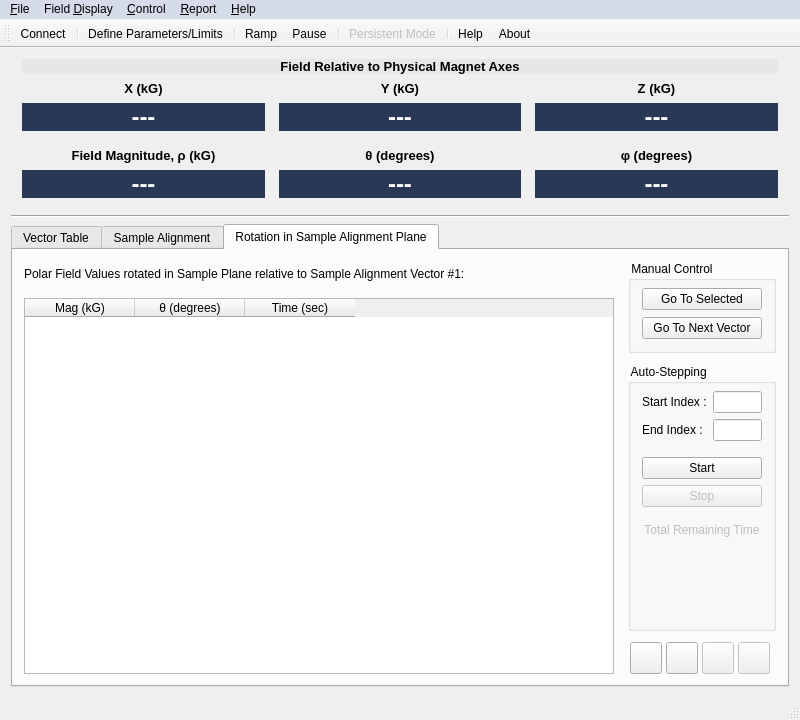
This is Multi-Axis-Operation/multiaxisoperation.ui in American-Magnetics-Inc/multi-axis-operation as Qt 5 draws it before an edit. The edited form follows.
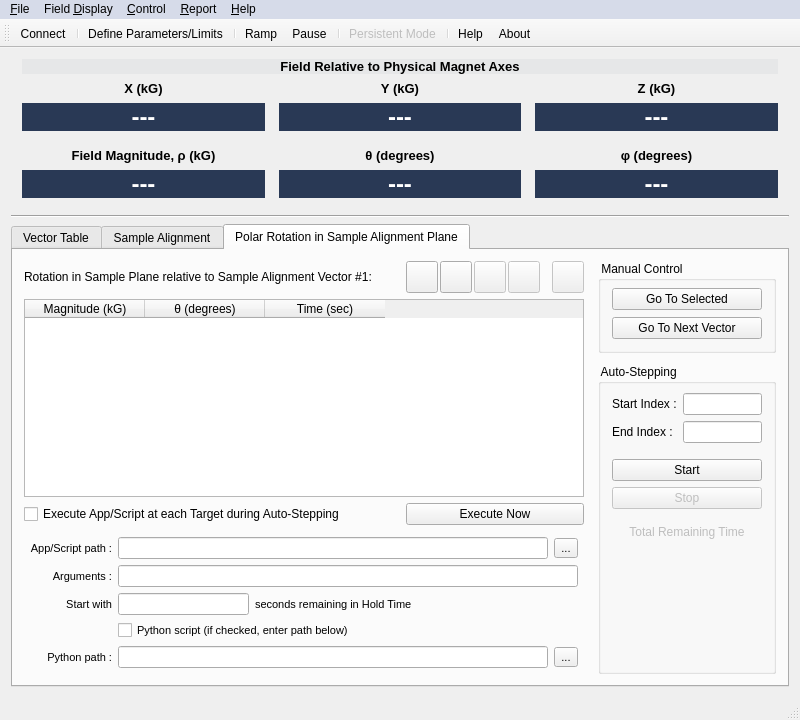
This is the edited form. The open tabs and pages were chosen to show the change. Icons and pictures are not drawn. Custom widgets are drawn as their Qt base class.

Commit message: • New Enter Persistence feature on each target vector for switched magnets • New external app/script execution option for each target vector • New Options (Preferences) dialog for control of some app-wide settings • Bug fixes for re-importing vector and polar tables previously exported to CSV format

The edit to the form file:
```diff
--- a/Multi-Axis-Operation/multiaxisoperation.ui
+++ b/Multi-Axis-Operation/multiaxisoperation.ui
@@ -499,6 +499,12 @@
     </item>
     <item>
      <widget class="QTabWidget" name="mainTabWidget">
+      <property name="font">
+       <font>
+        <weight>50</weight>
+        <bold>false</bold>
+       </font>
+      </property>
       <property name="currentIndex">
        <number>0</number>
       </property>
@@ -1501,187 +1507,16 @@
       </widget>
       <widget class="QWidget" name="rotationTab">
        <attribute name="title">
-        <string>Rotation in Sample Alignment Plane</string>
+        <string>Polar Rotation in Sample Alignment Plane</string>
        </attribute>
-       <layout class="QGridLayout" name="gridLayout" columnstretch="4,1">
+       <layout class="QGridLayout" name="rotationTabLayout">
         <property name="horizontalSpacing">
          <number>14</number>
         </property>
         <property name="verticalSpacing">
-         <number>11</number>
+         <number>6</number>
         </property>
-        <item row="0" column="1" rowspan="2">
-         <widget class="QGroupBox" name="manualPolarControlGroupBox">
-          <property name="title">
-           <string> Manual Control </string>
-          </property>
-          <layout class="QVBoxLayout" name="manualControlLayout_2">
-           <property name="spacing">
-            <number>7</number>
-           </property>
-           <property name="topMargin">
-            <number>7</number>
-           </property>
-           <item>
-            <widget class="QPushButton" name="goToSelectedButtonPolar">
-             <property name="toolTip">
-              <string>Goes to first row in selection</string>
-             </property>
-             <property name="text">
-              <string>Go To Selected</string>
-             </property>
-            </widget>
-           </item>
-           <item>
-            <widget class="QPushButton" name="goToNextVectorButtonPolar">
-             <property name="toolTip">
-              <string>Goes to next vector in table</string>
-             </property>
-             <property name="text">
-              <string>Go To Next Vector</string>
-             </property>
-            </widget>
-           </item>
-          </layout>
-         </widget>
-        </item>
-        <item row="2" column="1">
-         <widget class="QGroupBox" name="autoStepGroupBoxPolar">
-          <property name="title">
-           <string> Auto-Stepping </string>
-          </property>
-          <layout class="QGridLayout" name="autostepLayout_2">
-           <property name="topMargin">
-            <number>7</number>
-           </property>
-           <item row="0" column="0">
-            <widget class="QLabel" name="startIndexLabelPolar">
-             <property name="text">
-              <string>Start Index :</string>
-             </property>
-            </widget>
-           </item>
-           <item row="1" column="1">
-            <widget class="QLineEdit" name="endIndexEditPolar"/>
-           </item>
-           <item row="4" column="0" colspan="2">
-            <widget class="QPushButton" name="autostepStartButtonPolar">
-             <property name="text">
-              <string>Start</string>
-             </property>
-            </widget>
-           </item>
-           <item row="2" column="1">
-            <spacer name="verticalSpacer_3">
-             <property name="orientation">
-              <enum>Qt::Vertical</enum>
-             </property>
-             <property name="sizeType">
-              <enum>QSizePolicy::Preferred</enum>
-             </property>
-             <property name="sizeHint" stdset="0">
-              <size>
-               <width>20</width>
-               <height>10</height>
-              </size>
-             </property>
-            </spacer>
-           </item>
-           <item row="9" column="1">
-            <spacer name="verticalSpacer_4">
-             <property name="orientation">
-              <enum>Qt::Vertical</enum>
-             </property>
-             <property name="sizeType">
-              <enum>QSizePolicy::MinimumExpanding</enum>
-             </property>
-             <property name="sizeHint" stdset="0">
-              <size>
-               <width>20</width>
-               <height>10</height>
-              </size>
-             </property>
-            </spacer>
-           </item>
-           <item row="1" column="0">
-            <widget class="QLabel" name="endIndexLabelPolar">
-             <property name="text">
-              <string>End Index :</string>
-             </property>
-            </widget>
-           </item>
-           <item row="0" column="1">
-            <widget class="QLineEdit" name="startIndexEditPolar"/>
-           </item>
-           <item row="5" column="0" colspan="2">
-            <widget class="QPushButton" name="autostartStopButtonPolar">
-             <property name="enabled">
-              <bool>false</bool>
-             </property>
-             <property name="text">
-              <string>Stop</string>
-             </property>
-            </widget>
-           </item>
-           <item row="8" column="0" colspan="2">
-            <widget class="QLabel" name="polarRemainingTimeValue">
-             <property name="enabled">
-              <bool>false</bool>
-             </property>
-             <property name="text">
-              <string/>
-             </property>
-             <property name="alignment">
-              <set>Qt::AlignCenter</set>
-             </property>
-            </widget>
-           </item>
-           <item row="7" column="0" colspan="2">
-            <widget class="QLabel" name="polarRemainingTimeLabel">
-             <property name="enabled">
-              <bool>false</bool>
-             </property>
-             <property name="text">
-              <string>Total Remaining Time</string>
-             </property>
-             <property name="alignment">
-              <set>Qt::AlignCenter</set>
-             </property>
-            </widget>
-           </item>
-           <item row="6" column="1">
-            <spacer name="verticalSpacer_6">
-             <property name="orientation">
-              <enum>Qt::Vertical</enum>
-             </property>
-             <property name="sizeType">
-              <enum>QSizePolicy::Preferred</enum>
-             </property>
-             <property name="sizeHint" stdset="0">
-              <size>
-               <width>20</width>
-               <height>10</height>
-              </size>
-             </property>
-            </spacer>
-           </item>
-          </layout>
-         </widget>
-        </item>
-        <item row="0" column="0">
-         <widget class="QLabel" name="polarValuesTableLabel">
-          <property name="maximumSize">
-           <size>
-            <width>16777215</width>
-            <height>26</height>
-           </size>
-          </property>
-          <property name="text">
-           <string>Polar Field Values rotated in Sample Plane relative to Sample Alignment Vector #1:</string>
-          </property>
-         </widget>
-        </item>
-        <item row="3" column="1">
+        <item row="0" column="3">
          <widget class="QFrame" name="polarRowEditFrame">
           <property name="minimumSize">
            <size>
@@ -1831,10 +1666,267 @@
              </property>
             </widget>
            </item>
+           <item>
+            <spacer name="polarToolBarSpacer">
+             <property name="orientation">
+              <enum>Qt::Horizontal</enum>
+             </property>
+             <property name="sizeType">
+              <enum>QSizePolicy::Fixed</enum>
+             </property>
+             <property name="sizeHint" stdset="0">
+              <size>
+               <width>10</width>
+               <height>20</height>
+              </size>
+             </property>
+            </spacer>
+           </item>
+           <item>
+            <widget class="QToolButton" name="polarPswitchToggleToolButton">
+             <property name="enabled">
+              <bool>false</bool>
+             </property>
+             <property name="minimumSize">
+              <size>
+               <width>32</width>
+               <height>32</height>
+              </size>
+             </property>
+             <property name="toolTip">
+              <string>Toggle Persistence for All Entries</string>
+             </property>
+             <property name="text">
+              <string/>
+             </property>
+             <property name="icon">
+              <iconset resource="multiaxisoperation.qrc">
+               <normaloff>:/multiaxis/Resources/pswitch.png</normaloff>:/multiaxis/Resources/pswitch.png</iconset>
+             </property>
+             <property name="iconSize">
+              <size>
+               <width>24</width>
+               <height>24</height>
+              </size>
+             </property>
+            </widget>
+           </item>
           </layout>
          </widget>
         </item>
-        <item row="1" column="0" rowspan="3">
+        <item row="0" column="4" rowspan="4">
+         <widget class="QFrame" name="polarControlFrame">
+          <property name="maximumSize">
+           <size>
+            <width>180</width>
+            <height>16777215</height>
+           </size>
+          </property>
+          <property name="frameShape">
+           <enum>QFrame::NoFrame</enum>
+          </property>
+          <property name="frameShadow">
+           <enum>QFrame::Raised</enum>
+          </property>
+          <property name="lineWidth">
+           <number>0</number>
+          </property>
+          <layout class="QVBoxLayout" name="polarControlLayout">
+           <property name="spacing">
+            <number>11</number>
+           </property>
+           <property name="leftMargin">
+            <number>0</number>
+           </property>
+           <property name="topMargin">
+            <number>0</number>
+           </property>
+           <property name="rightMargin">
+            <number>0</number>
+           </property>
+           <property name="bottomMargin">
+            <number>0</number>
+           </property>
+           <item>
+            <widget class="QGroupBox" name="manualPolarControlGroupBox">
+             <property name="title">
+              <string> Manual Control </string>
+             </property>
+             <layout class="QVBoxLayout" name="manualControlLayout_2">
+              <property name="spacing">
+               <number>7</number>
+              </property>
+              <property name="topMargin">
+               <number>7</number>
+              </property>
+              <item>
+               <widget class="QPushButton" name="goToSelectedButtonPolar">
+                <property name="minimumSize">
+                 <size>
+                  <width>0</width>
+                  <height>0</height>
+                 </size>
+                </property>
+                <property name="toolTip">
+                 <string>Goes to first row in selection</string>
+                </property>
+                <property name="text">
+                 <string>Go To Selected</string>
+                </property>
+               </widget>
+              </item>
+              <item>
+               <widget class="QPushButton" name="goToNextVectorButtonPolar">
+                <property name="minimumSize">
+                 <size>
+                  <width>150</width>
+                  <height>0</height>
+                 </size>
+                </property>
+                <property name="maximumSize">
+                 <size>
+                  <width>16777215</width>
+                  <height>16777215</height>
+                 </size>
+                </property>
+                <property name="toolTip">
+                 <string>Goes to next vector in table</string>
+                </property>
+                <property name="text">
+                 <string>Go To Next Vector</string>
+                </property>
+               </widget>
+              </item>
+             </layout>
+            </widget>
+           </item>
+           <item>
+            <widget class="QGroupBox" name="autoStepGroupBoxPolar">
+             <property name="title">
+              <string> Auto-Stepping </string>
+             </property>
+             <layout class="QGridLayout" name="polarAutostepLayout">
+              <property name="topMargin">
+               <number>9</number>
+              </property>
+              <item row="0" column="0">
+               <widget class="QLabel" name="startIndexLabelPolar">
+                <property name="text">
+                 <string>Start Index :</string>
+                </property>
+               </widget>
+              </item>
+              <item row="1" column="1">
+               <widget class="QLineEdit" name="endIndexEditPolar"/>
+              </item>
+              <item row="4" column="0" colspan="2">
+               <widget class="QPushButton" name="autostepStartButtonPolar">
+                <property name="text">
+                 <string>Start</string>
+                </property>
+               </widget>
+              </item>
+              <item row="2" column="1">
+               <spacer name="verticalSpacer_3">
+                <property name="orientation">
+                 <enum>Qt::Vertical</enum>
+                </property>
+                <property name="sizeType">
+                 <enum>QSizePolicy::Preferred</enum>
+                </property>
+                <property name="sizeHint" stdset="0">
+                 <size>
+                  <width>20</width>
+                  <height>10</height>
+                 </size>
+                </property>
+               </spacer>
+              </item>
+              <item row="9" column="1">
+               <spacer name="verticalSpacer_4">
+                <property name="orientation">
+                 <enum>Qt::Vertical</enum>
+                </property>
+                <property name="sizeType">
+                 <enum>QSizePolicy::MinimumExpanding</enum>
+                </property>
+                <property name="sizeHint" stdset="0">
+                 <size>
+                  <width>20</width>
+                  <height>10</height>
+                 </size>
+                </property>
+               </spacer>
+              </item>
+              <item row="1" column="0">
+               <widget class="QLabel" name="endIndexLabelPolar">
+                <property name="text">
+                 <string>End Index :</string>
+                </property>
+               </widget>
+              </item>
+              <item row="0" column="1">
+               <widget class="QLineEdit" name="startIndexEditPolar"/>
+              </item>
+              <item row="5" column="0" colspan="2">
+               <widget class="QPushButton" name="autostartStopButtonPolar">
+                <property name="enabled">
+                 <bool>false</bool>
+                </property>
+                <property name="text">
+                 <string>Stop</string>
+                </property>
+               </widget>
+              </item>
+              <item row="8" column="0" colspan="2">
+               <widget class="QLabel" name="polarRemainingTimeValue">
+                <property name="enabled">
+                 <bool>false</bool>
+                </property>
+                <property name="text">
+                 <string/>
+                </property>
+                <property name="alignment">
+                 <set>Qt::AlignCenter</set>
+                </property>
+               </widget>
+              </item>
+              <item row="7" column="0" colspan="2">
+               <widget class="QLabel" name="polarRemainingTimeLabel">
+                <property name="enabled">
+                 <bool>false</bool>
+                </property>
+                <property name="text">
+                 <string>Total Remaining Time</string>
+                </property>
+                <property name="alignment">
+                 <set>Qt::AlignCenter</set>
+                </property>
+               </widget>
+              </item>
+              <item row="6" column="1">
+               <spacer name="verticalSpacer_6">
+                <property name="orientation">
+                 <enum>Qt::Vertical</enum>
+                </property>
+                <property name="sizeType">
+                 <enum>QSizePolicy::Preferred</enum>
+                </property>
+                <property name="sizeHint" stdset="0">
+                 <size>
+                  <width>20</width>
+                  <height>10</height>
+                 </size>
+                </property>
+               </spacer>
+              </item>
+             </layout>
+            </widget>
+           </item>
+          </layout>
+         </widget>
+        </item>
+        <item row="1" column="0" colspan="4">
          <widget class="QTableWidgetWithCopyPaste" name="polarTableWidget">
           <property name="font">
            <font>
@@ -1861,21 +1953,18 @@
           <property name="wordWrap">
            <bool>false</bool>
           </property>
-          <attribute name="horizontalHeaderDefaultSectionSize">
-           <number>110</number>
-          </attribute>
           <attribute name="horizontalHeaderMinimumSectionSize">
            <number>80</number>
           </attribute>
-          <attribute name="verticalHeaderDefaultSectionSize">
-           <number>26</number>
+          <attribute name="horizontalHeaderDefaultSectionSize">
+           <number>120</number>
           </attribute>
           <attribute name="verticalHeaderMinimumSectionSize">
            <number>24</number>
           </attribute>
           <column>
            <property name="text">
-            <string>Mag (kG)</string>
+            <string>Magnitude (kG)</string>
            </property>
            <property name="font">
             <font>
@@ -1905,6 +1994,272 @@
           </column>
          </widget>
         </item>
+        <item row="2" column="0">
+         <widget class="QCheckBox" name="executePolarCheckBox">
+          <property name="minimumSize">
+           <size>
+            <width>0</width>
+            <height>20</height>
+           </size>
+          </property>
+          <property name="maximumSize">
+           <size>
+            <width>16777215</width>
+            <height>20</height>
+           </size>
+          </property>
+          <property name="toolTip">
+           <string>Launches the specified app or script in the background at each table target</string>
+          </property>
+          <property name="text">
+           <string>Execute App/Script at each Target during Auto-Stepping</string>
+          </property>
+         </widget>
+        </item>
+        <item row="2" column="1">
+         <spacer name="horizontalSpacer_9">
+          <property name="orientation">
+           <enum>Qt::Horizontal</enum>
+          </property>
+          <property name="sizeType">
+           <enum>QSizePolicy::Preferred</enum>
+          </property>
+          <property name="sizeHint" stdset="0">
+           <size>
+            <width>79</width>
+            <height>21</height>
+           </size>
+          </property>
+         </spacer>
+        </item>
+        <item row="3" column="0" colspan="4">
+         <widget class="QFrame" name="polarAppFrame">
+          <property name="sizePolicy">
+           <sizepolicy hsizetype="Preferred" vsizetype="Fixed">
+            <horstretch>0</horstretch>
+            <verstretch>0</verstretch>
+           </sizepolicy>
+          </property>
+          <property name="minimumSize">
+           <size>
+            <width>0</width>
+            <height>0</height>
+           </size>
+          </property>
+          <property name="font">
+           <font>
+            <family>Arial</family>
+            <pointsize>8</pointsize>
+            <weight>50</weight>
+            <bold>false</bold>
+           </font>
+          </property>
+          <property name="frameShape">
+           <enum>QFrame::NoFrame</enum>
+          </property>
+          <property name="frameShadow">
+           <enum>QFrame::Plain</enum>
+          </property>
+          <layout class="QGridLayout" name="appLayout_2">
+           <property name="leftMargin">
+            <number>6</number>
+           </property>
+           <property name="topMargin">
+            <number>6</number>
+           </property>
+           <property name="rightMargin">
+            <number>6</number>
+           </property>
+           <property name="bottomMargin">
+            <number>6</number>
+           </property>
+           <item row="1" column="4">
+            <widget class="QToolButton" name="polarAppLocationButton">
+             <property name="toolTip">
+              <string>Browse for location...</string>
+             </property>
+             <property name="text">
+              <string>...</string>
+             </property>
+            </widget>
+           </item>
+           <item row="5" column="4">
+            <widget class="QToolButton" name="polarPythonLocationButton">
+             <property name="toolTip">
+              <string>Browse for Python location...</string>
+             </property>
+             <property name="text">
+              <string>...</string>
+             </property>
+            </widget>
+           </item>
+           <item row="1" column="0">
+            <widget class="QLabel" name="polarAppLocationLabel">
+             <property name="text">
+              <string>App/Script path :</string>
+             </property>
+             <property name="alignment">
+              <set>Qt::AlignRight|Qt::AlignTrailing|Qt::AlignVCenter</set>
+             </property>
+            </widget>
+           </item>
+           <item row="3" column="4">
+            <spacer name="horizontalSpacer_10">
+             <property name="orientation">
+              <enum>Qt::Horizontal</enum>
+             </property>
+             <property name="sizeType">
+              <enum>QSizePolicy::Minimum</enum>
+             </property>
+             <property name="sizeHint" stdset="0">
+              <size>
+               <width>10</width>
+               <height>20</height>
+              </size>
+             </property>
+            </spacer>
+           </item>
+           <item row="3" column="2">
+            <widget class="QLabel" name="polarAppStartLabel2">
+             <property name="text">
+              <string>seconds remaining in Hold Time</string>
+             </property>
+            </widget>
+           </item>
+           <item row="3" column="0">
+            <widget class="QLabel" name="polarAppStartLabel1">
+             <property name="text">
+              <string>Start with</string>
+             </property>
+             <property name="alignment">
+              <set>Qt::AlignRight|Qt::AlignTrailing|Qt::AlignVCenter</set>
+             </property>
+            </widget>
+           </item>
+           <item row="5" column="0">
+            <widget class="QLabel" name="polarPythonPathLabel">
+             <property name="text">
+              <string>Python path :</string>
+             </property>
+             <property name="alignment">
+              <set>Qt::AlignRight|Qt::AlignTrailing|Qt::AlignVCenter</set>
+             </property>
+            </widget>
+           </item>
+           <item row="4" column="1" colspan="4">
+            <widget class="QCheckBox" name="polarPythonCheckBox">
+             <property name="text">
+              <string>Python script (if checked, enter path below)</string>
+             </property>
+            </widget>
+           </item>
+           <item row="3" column="1">
+            <widget class="QLineEdit" name="polarAppStartEdit">
+             <property name="minimumSize">
+              <size>
+               <width>0</width>
+               <height>20</height>
+              </size>
+             </property>
+             <property name="alignment">
+              <set>Qt::AlignCenter</set>
+             </property>
+            </widget>
+           </item>
+           <item row="2" column="0">
+            <widget class="QLabel" name="polarAppArgsLabel">
+             <property name="text">
+              <string>Arguments :</string>
+             </property>
+             <property name="alignment">
+              <set>Qt::AlignRight|Qt::AlignTrailing|Qt::AlignVCenter</set>
+             </property>
+            </widget>
+           </item>
+           <item row="3" column="3">
+            <spacer name="horizontalSpacer_11">
+             <property name="orientation">
+              <enum>Qt::Horizontal</enum>
+             </property>
+             <property name="sizeHint" stdset="0">
+              <size>
+               <width>40</width>
+               <height>20</height>
+              </size>
+             </property>
+            </spacer>
+           </item>
+           <item row="1" column="1" colspan="3">
+            <widget class="QLineEdit" name="polarAppLocationEdit">
+             <property name="minimumSize">
+              <size>
+               <width>0</width>
+               <height>20</height>
+              </size>
+             </property>
+            </widget>
+           </item>
+           <item row="5" column="1" colspan="3">
+            <widget class="QLineEdit" name="polarPythonPathEdit">
+             <property name="minimumSize">
+              <size>
+               <width>0</width>
+               <height>21</height>
+              </size>
+             </property>
+            </widget>
+           </item>
+           <item row="2" column="1" colspan="4">
+            <widget class="QLineEdit" name="polarAppArgsEdit">
+             <property name="minimumSize">
+              <size>
+               <width>0</width>
+               <height>20</height>
+              </size>
+             </property>
+            </widget>
+           </item>
+          </layout>
+         </widget>
+        </item>
+        <item row="2" column="3">
+         <widget class="QPushButton" name="executePolarNowButton">
+          <property name="sizePolicy">
+           <sizepolicy hsizetype="Preferred" vsizetype="Fixed">
+            <horstretch>0</horstretch>
+            <verstretch>0</verstretch>
+           </sizepolicy>
+          </property>
+          <property name="minimumSize">
+           <size>
+            <width>100</width>
+            <height>0</height>
+           </size>
+          </property>
+          <property name="maximumSize">
+           <size>
+            <width>16777215</width>
+            <height>16777215</height>
+           </size>
+          </property>
+          <property name="text">
+           <string>Execute Now</string>
+          </property>
+         </widget>
+        </item>
+        <item row="0" column="0" colspan="3">
+         <widget class="QLabel" name="polarValuesTableLabel">
+          <property name="maximumSize">
+           <size>
+            <width>16777215</width>
+            <height>26</height>
+           </size>
+          </property>
+          <property name="text">
+           <string>Rotation in Sample Plane relative to Sample Alignment Vector #1:</string>
+          </property>
+         </widget>
+        </item>
        </layout>
       </widget>
      </widget>
```
Left out of the diff: 873 changed lines with no effect on the pictures. The commit also changes 79 other files.
